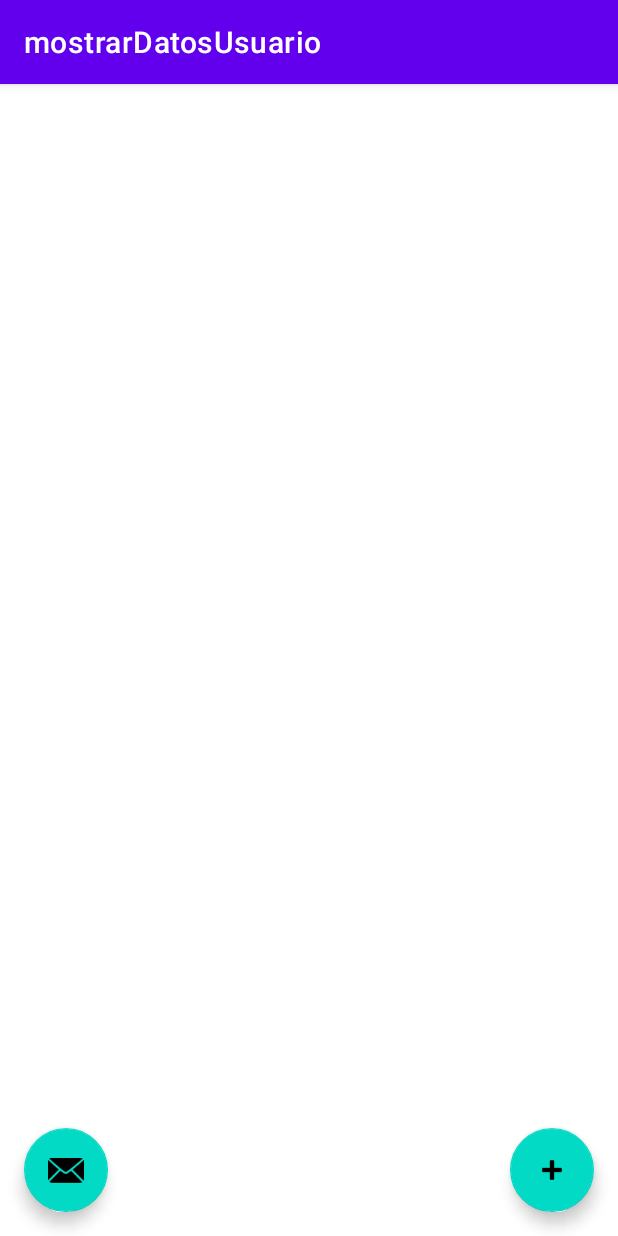
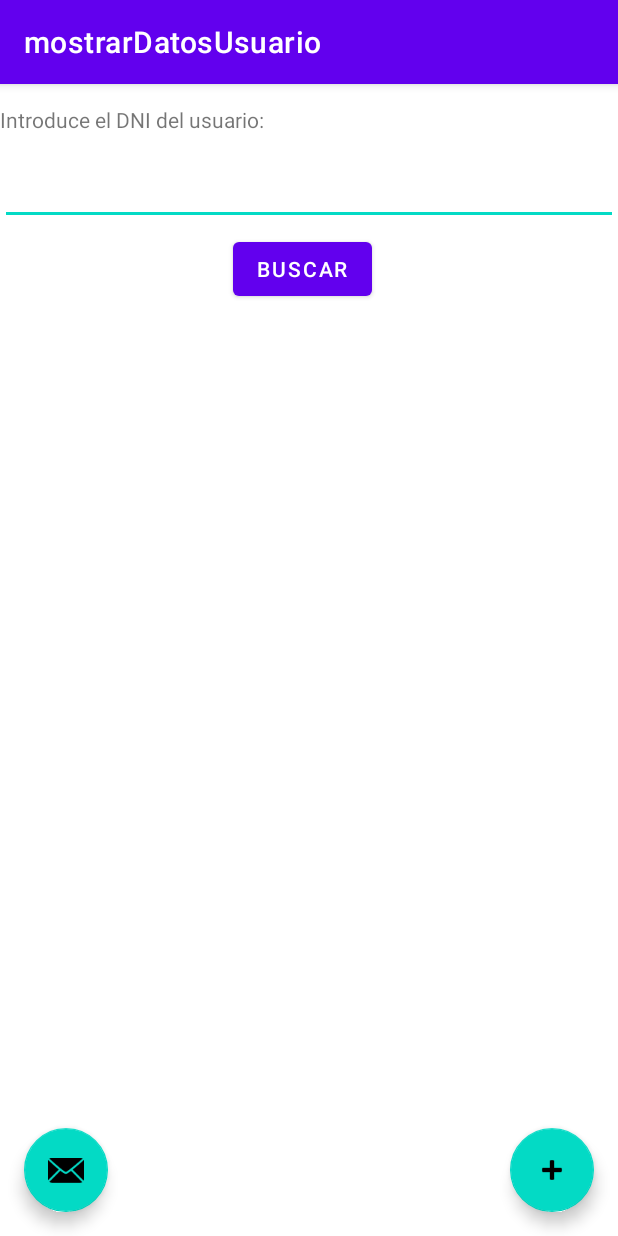
Before and after one commit to jppacho17/COVINFO, an Android app: the mostrarDatosUsuario screen opened directly, with no data from a screen before it, on a phone screen of 412 x 824 dp. Run offline under Robolectric (Android 15) with nearby library versions, the phone set to English and light mode, and no system bars.

Commit message:
Añadido comienzo de la bbdd definitiva

```diff
--- a/app/src/main/AndroidManifest.xml
+++ b/app/src/main/AndroidManifest.xml
@@ -12,10 +12,11 @@
         android:supportsRtl="true"
         android:theme="@style/Theme.COVINFO"
         android:usesCleartextTraffic="true">
+        <activity android:name=".AnadirDatosUsuario"></activity>
         <activity
             android:name=".mostrarDatosUsuario"
             android:label="@string/title_activity_mostrar_datos_usuario"
-            android:theme="@style/Theme.COVINFO.NoActionBar"></activity>
+            android:theme="@style/Theme.COVINFO.NoActionBar" />
         <activity android:name=".opcionesDUM" />
         <activity android:name=".EliminarDatosbbdd" />
         <activity android:name=".ObtenerDatosbbdd" />
--- a/app/src/main/java/com/example/covinfo/Developerbbdd.java
+++ b/app/src/main/java/com/example/covinfo/Developerbbdd.java
@@ -9,7 +9,7 @@ import androidx.annotation.Nullable;
 public class Developerbbdd extends SQLiteOpenHelper {
 
     private static final String NOMBRE_BD="developerjp";
-    private static final int VERSION_BD=1;
+    private static final int VERSION_BD=2;
     private static final String TABLA_USUARIOS="CREATE TABLE USUARIOS(DNI CHAR(9) NOT NULL PRIMARY KEY, NOMBRE CHAR(50) NOT NULL, APELLIDOS CHAR(50) NOT NULL, TARJETASANITARIA CHAR(50) NOT NULL, EDAD INT NOT NULL)";
     private static final String TABLA_DATOS="CREATE TABLE DATOS(DNI CHAR(9) NOT NULL, TEMPERATURA FLOAT(3,1) NOT NULL, FECHA DATE NOT NULL, SINT1 CHAR(50) NOT NULL, SINT2 CHAR(50) NOT NULL, OTROS CHAR(50))";
 
--- a/app/src/main/java/com/example/covinfo/mostrarDatosUsuario.java
+++ b/app/src/main/java/com/example/covinfo/mostrarDatosUsuario.java
@@ -1,6 +1,8 @@
 package com.example.covinfo;
 
 import android.content.Intent;
+import android.database.Cursor;
+import android.database.sqlite.SQLiteDatabase;
 import android.os.Bundle;
 
 import com.google.android.material.floatingactionbutton.FloatingActionButton;
@@ -10,8 +12,14 @@ import androidx.appcompat.app.AppCompatActivity;
 import androidx.appcompat.widget.Toolbar;
 
 import android.view.View;
+import android.widget.Button;
+import android.widget.TextView;
 
 public class mostrarDatosUsuario extends AppCompatActivity {
+
+    private TextView txtResultado;
+    private Button btnVolver;
+    private SQLiteDatabase db;
 
     @Override
     protected void onCreate(Bundle savedInstanceState) {
@@ -35,5 +43,28 @@ public class mostrarDatosUsuario extends AppCompatActivity {
                 Snackbar.make(view, "En el futuro se enviarán los datos", Snackbar.LENGTH_LONG).setAction("Action", null).show();
             }
         });
+
+        txtResultado = (TextView) findViewById(R.id.datosUsuario);
+        //btnVolver = (Button) findViewById(R.id.selectVolver);
+
+
+        // BD
+        Developerbbdd BaseDatos = new Developerbbdd(this);
+        db = BaseDatos.getReadableDatabase();
+
+        // Alternativa: query
+        String[] campos = new String[] { "dni","temperatura","fecha","sint1", "sint2","otros"};
+        //Invocación método para obtener todas las columnas de la base de datos, sin condiciones
+        Cursor c = db.query("DATOS", campos, null, null, null, null, null);
+        while(c.moveToNext()){
+            String dni = c.getString(0);
+            String temperatura = c.getString(1);
+            String fecha = c.getString(2);
+            String sint1 = c.getString(3);
+            String sint2 = c.getString(4);
+            String otros = c.getString(5);
+            txtResultado.append(dni + " - " + temperatura + " - " + fecha + " - " + sint1 + " "  + sint2 + "" + otros + "" +"\n");
+        }
+
     }
 }
--- a/app/src/main/res/layout/activity_mostrar_datos_usuario.xml
+++ b/app/src/main/res/layout/activity_mostrar_datos_usuario.xml
@@ -20,7 +20,17 @@
 
     </com.google.android.material.appbar.AppBarLayout>
 
-    <include layout="@layout/content_mostrar_datos_usuario" />
+    <include
+        android:id="@+id/include"
+        layout="@layout/content_mostrar_datos_usuario" />
+
+    <Button
+        android:id="@+id/button3"
+        android:layout_width="wrap_content"
+        android:layout_height="wrap_content"
+        android:layout_gravity="top"
+        android:layout_margin="155dp"
+        android:text="BUSCAR" />
 
     <com.google.android.material.floatingactionbutton.FloatingActionButton
         android:id="@+id/fab"
@@ -41,47 +51,33 @@
     <LinearLayout
         android:layout_width="match_parent"
         android:layout_height="match_parent"
-        android:orientation="vertical">
+        android:orientation="vertical"
 
-        <LinearLayout
-            android:layout_width="match_parent"
-            android:layout_height="match_parent"
-            android:orientation="horizontal">
+        app:layout_anchorGravity="top|center">
 
         <TextView
-                android:id="@+id/textView10"
-                android:layout_width="wrap_content"
+            android:id="@+id/textView8"
+            android:layout_width="288dp"
             android:layout_height="wrap_content"
-                android:layout_weight="1"
-                android:text="TextView" />
+            android:layout_marginTop="70dp"
+            android:layout_marginBottom="15dp"
+            android:text="Introduce el DNI del usuario:" />
 
         <EditText
-                android:id="@+id/editTextTextPersonName"
-                android:layout_width="wrap_content"
+            android:id="@+id/buscarporDNI"
+            android:layout_width="match_parent"
             android:layout_height="wrap_content"
-                android:layout_weight="1"
             android:ems="10"
             android:inputType="textPersonName"
-                android:text="Name" />
-        </LinearLayout>
+            android:text="" />
 
-        <LinearLayout
+        <TextView
+            android:id="@+id/datosUsuario"
             android:layout_width="match_parent"
-            android:layout_height="match_parent"
-            android:orientation="horizontal">
+            android:layout_height="wrap_content"
+            android:layout_marginTop="70dp"
+            android:text="" />
 
-            <Button
-                android:id="@+id/button3"
-                android:layout_width="wrap_content"
-                android:layout_height="wrap_content"
-                android:layout_weight="1"
-                android:text="Button" />
-        </LinearLayout>
-
-        <LinearLayout
-            android:layout_width="match_parent"
-            android:layout_height="match_parent"
-            android:orientation="vertical"></LinearLayout>
     </LinearLayout>
 
 </androidx.coordinatorlayout.widget.CoordinatorLayout>
```
Also changed, not shown: app/src/main/java/com/example/covinfo/AnadirDatosUsuario.java (added, +94 -0 lines), app/src/main/res/layout/activity_anadir_datos_usuario.xml (added, +282 -0 lines), app/src/main/res/values/strings.xml (+14 -1 lines). Lines whose indentation alone changed are shown as unchanged.
